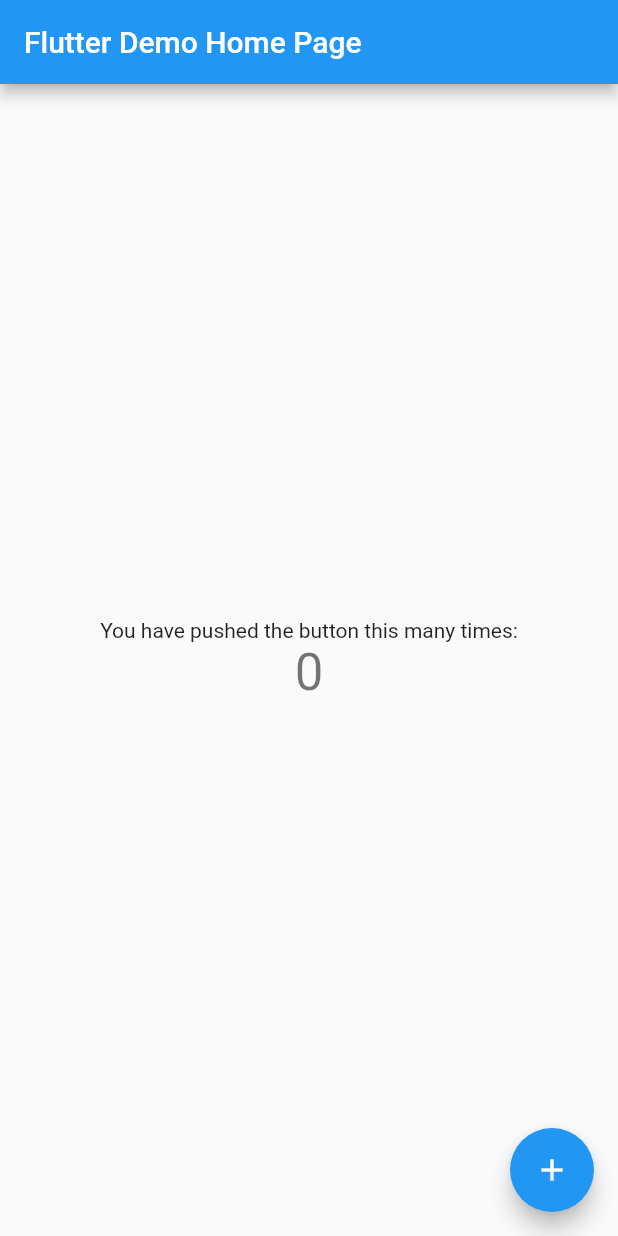
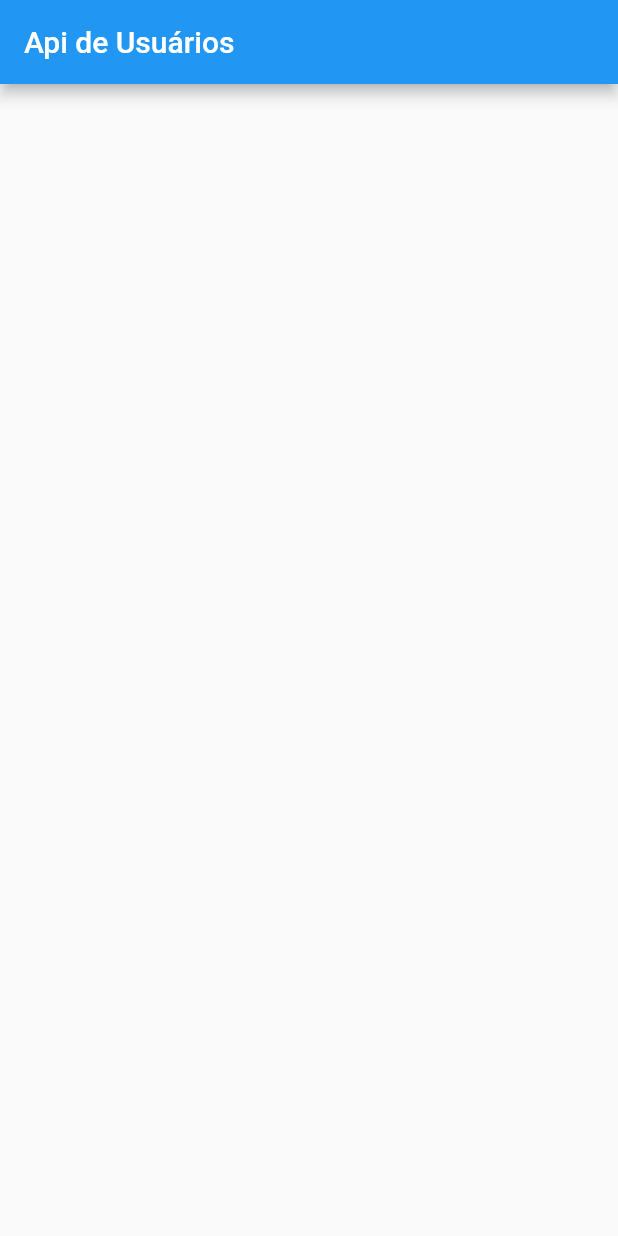
Before and after one commit to luanslf/consumo_api, a Flutter app: the screen it shows after launch, on a phone screen of 412 x 824 dp. Run offline on Flutter 3.47's test engine with Material 2 defaults, Android fonts, the phone set to English and light mode, and no system bars.

Commit message:
criaçao dos modelos e widget de usuario

```diff
--- a/lib/main.dart
+++ b/lib/main.dart
@@ -1,111 +1,18 @@
+import 'package:consumo_api/models/user.dart';
+import 'package:consumo_api/screens/my_home_page.dart';
 import 'package:flutter/material.dart';
 
 void main() => runApp(MyApp());
 
 class MyApp extends StatelessWidget {
-  // This widget is the root of your application.
   @override
   Widget build(BuildContext context) {
     return MaterialApp(
       title: 'Flutter Demo',
       theme: ThemeData(
-        // This is the theme of your application.
-        //
-        // Try running your application with "flutter run". You'll see the
-        // application has a blue toolbar. Then, without quitting the app, try
-        // changing the primarySwatch below to Colors.green and then invoke
-        // "hot reload" (press "r" in the console where you ran "flutter run",
-        // or simply save your changes to "hot reload" in a Flutter IDE).
-        // Notice that the counter didn't reset back to zero; the application
-        // is not restarted.
         primarySwatch: Colors.blue,
       ),
-      home: MyHomePage(title: 'Flutter Demo Home Page'),
+      home: MyHomePage(),
     );
   }
 }
-
-class MyHomePage extends StatefulWidget {
-  MyHomePage({Key key, this.title}) : super(key: key);
-
-  // This widget is the home page of your application. It is stateful, meaning
-  // that it has a State object (defined below) that contains fields that affect
-  // how it looks.
-
-  // This class is the configuration for the state. It holds the values (in this
-  // case the title) provided by the parent (in this case the App widget) and
-  // used by the build method of the State. Fields in a Widget subclass are
-  // always marked "final".
-
-  final String title;
-
-  @override
-  _MyHomePageState createState() => _MyHomePageState();
-}
-
-class _MyHomePageState extends State<MyHomePage> {
-  int _counter = 0;
-
-  void _incrementCounter() {
-    setState(() {
-      // This call to setState tells the Flutter framework that something has
-      // changed in this State, which causes it to rerun the build method below
-      // so that the display can reflect the updated values. If we changed
-      // _counter without calling setState(), then the build method would not be
-      // called again, and so nothing would appear to happen.
-      _counter++;
-    });
-  }
-
-  @override
-  Widget build(BuildContext context) {
-    // This method is rerun every time setState is called, for instance as done
-    // by the _incrementCounter method above.
-    //
-    // The Flutter framework has been optimized to make rerunning build methods
-    // fast, so that you can just rebuild anything that needs updating rather
-    // than having to individually change instances of widgets.
-    return Scaffold(
-      appBar: AppBar(
-        // Here we take the value from the MyHomePage object that was created by
-        // the App.build method, and use it to set our appbar title.
-        title: Text(widget.title),
-      ),
-      body: Center(
-        // Center is a layout widget. It takes a single child and positions it
-        // in the middle of the parent.
-        child: Column(
-          // Column is also a layout widget. It takes a list of children and
-          // arranges them vertically. By default, it sizes itself to fit its
-          // children horizontally, and tries to be as tall as its parent.
-          //
-          // Invoke "debug painting" (press "p" in the console, choose the
-          // "Toggle Debug Paint" action from the Flutter Inspector in Android
-          // Studio, or the "Toggle Debug Paint" command in Visual Studio Code)
-          // to see the wireframe for each widget.
-          //
-          // Column has various properties to control how it sizes itself and
-          // how it positions its children. Here we use mainAxisAlignment to
-          // center the children vertically; the main axis here is the vertical
-          // axis because Columns are vertical (the cross axis would be
-          // horizontal).
-          mainAxisAlignment: MainAxisAlignment.center,
-          children: <Widget>[
-            Text(
-              'You have pushed the button this many times:',
-            ),
-            Text(
-              '$_counter',
-              style: Theme.of(context).textTheme.display1,
-            ),
-          ],
-        ),
-      ),
-      floatingActionButton: FloatingActionButton(
-        onPressed: _incrementCounter,
-        tooltip: 'Increment',
-        child: Icon(Icons.add),
-      ), // This trailing comma makes auto-formatting nicer for build methods.
-    );
-  }
-}
--- /dev/null
+++ b/lib/models/address.dart
@@ -0,0 +1,31 @@
+import 'package:consumo_api/models/geo.dart';
+
+class Address {
+  String street;
+  String suite;
+  String city;
+  String zipcode;
+  Geo geo;
+
+  Address({this.street, this.suite, this.city, this.zipcode, this.geo});
+
+  Address.fromJson(Map<String, dynamic> json) {
+    street = json['street'];
+    suite = json['suite'];
+    city = json['city'];
+    zipcode = json['zipcode'];
+    geo = json['geo'] != null ? new Geo.fromJson(json['geo']) : null;
+  }
+
+  Map<String, dynamic> toJson() {
+    final Map<String, dynamic> data = new Map<String, dynamic>();
+    data['street'] = this.street;
+    data['suite'] = this.suite;
+    data['city'] = this.city;
+    data['zipcode'] = this.zipcode;
+    if (this.geo != null) {
+      data['geo'] = this.geo.toJson();
+    }
+    return data;
+  }
+}
--- /dev/null
+++ b/lib/models/company.dart
@@ -0,0 +1,21 @@
+class Company {
+  String name;
+  String catchPhrase;
+  String bs;
+
+  Company({this.name, this.catchPhrase, this.bs});
+
+  Company.fromJson(Map<String, dynamic> json) {
+    name = json['name'];
+    catchPhrase = json['catchPhrase'];
+    bs = json['bs'];
+  }
+
+  Map<String, dynamic> toJson() {
+    final Map<String, dynamic> data = new Map<String, dynamic>();
+    data['name'] = this.name;
+    data['catchPhrase'] = this.catchPhrase;
+    data['bs'] = this.bs;
+    return data;
+  }
+}
--- /dev/null
+++ b/lib/models/user.dart
@@ -0,0 +1,53 @@
+import 'package:consumo_api/models/address.dart';
+import 'package:consumo_api/models/company.dart';
+
+class User {
+  int id;
+  String name;
+  String username;
+  String email;
+  Address address;
+  String phone;
+  String website;
+  Company company;
+
+  User(
+      {this.id,
+      this.name,
+      this.username,
+      this.email,
+      this.address,
+      this.phone,
+      this.website,
+      this.company});
+
+  User.fromJson(Map<String, dynamic> json) {
+    id = json['id'];
+    name = json['name'];
+    username = json['username'];
+    email = json['email'];
+    address =
+        json['address'] != null ? new Address.fromJson(json['address']) : null;
+    phone = json['phone'];
+    website = json['website'];
+    company =
+        json['company'] != null ? new Company.fromJson(json['company']) : null;
+  }
+
+  Map<String, dynamic> toJson() {
+    final Map<String, dynamic> data = new Map<String, dynamic>();
+    data['id'] = this.id;
+    data['name'] = this.name;
+    data['username'] = this.username;
+    data['email'] = this.email;
+    if (this.address != null) {
+      data['address'] = this.address.toJson();
+    }
+    data['phone'] = this.phone;
+    data['website'] = this.website;
+    if (this.company != null) {
+      data['company'] = this.company.toJson();
+    }
+    return data;
+  }
+}
--- /dev/null
+++ b/lib/screens/my_home_page.dart
@@ -0,0 +1,36 @@
+import 'package:consumo_api/models/user.dart';
+import 'package:consumo_api/widgets/users_list_item.dart';
+import 'package:flutter/material.dart';
+
+class MyHomePage extends StatefulWidget {
+  @override
+  _MyHomePageState createState() => _MyHomePageState();
+}
+
+class _MyHomePageState extends State<MyHomePage> {
+
+  List<User> users = List<User>();
+
+  @override
+  Widget build(BuildContext context) {
+    return Scaffold(
+      appBar: myAppBar(),
+      body: myBody(),
+    );
+  }
+
+  Widget myAppBar() {
+    return AppBar(
+      title: Text('Api de Usuários'),
+    );
+  }
+
+  Widget myBody() {
+    return ListView.builder(
+      itemCount: users.length,
+      itemBuilder: (context, index) {
+        return UsersListItem(user: users[index]);
+      },
+    );
+  }
+}
--- a/pubspec.yaml
+++ b/pubspec.yaml
@@ -23,6 +23,7 @@ dependencies:
   # The following adds the Cupertino Icons font to your application.
   # Use with the CupertinoIcons class for iOS style icons.
   cupertino_icons: ^0.1.2
+  http: ^0.12.1
 
 dev_dependencies:
   flutter_test:
```
Also changed, not shown: lib/models/geo.dart (added, +18 -0 lines), lib/widgets/users_list_item.dart (added, +20 -0 lines), pubspec.lock.
